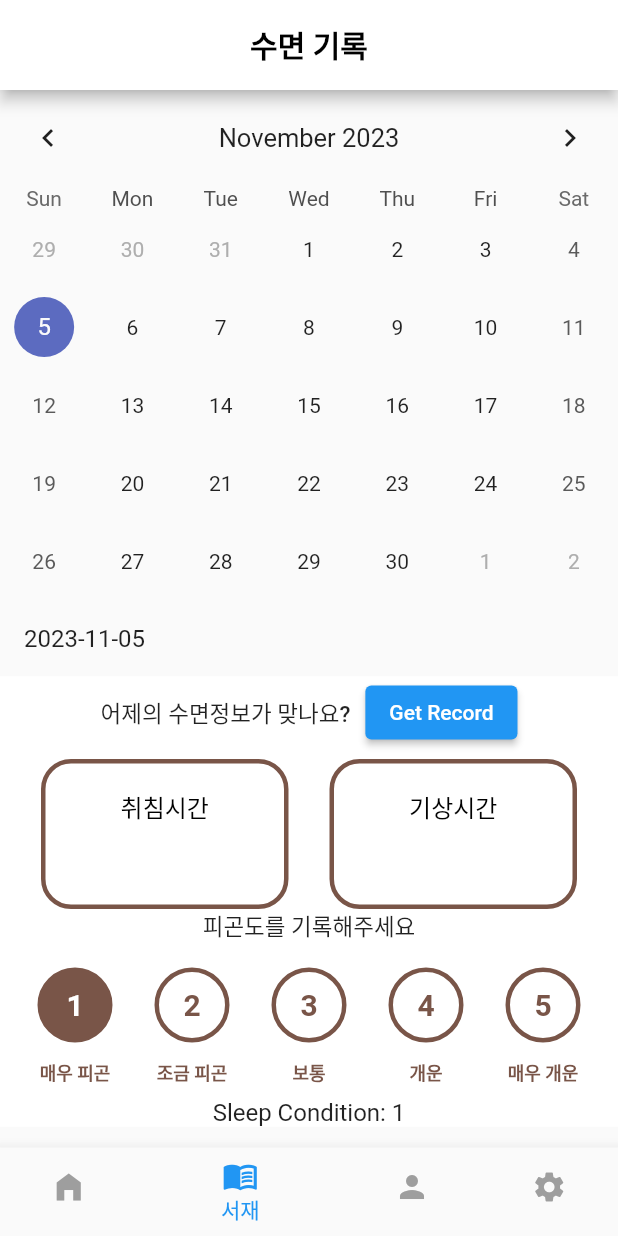
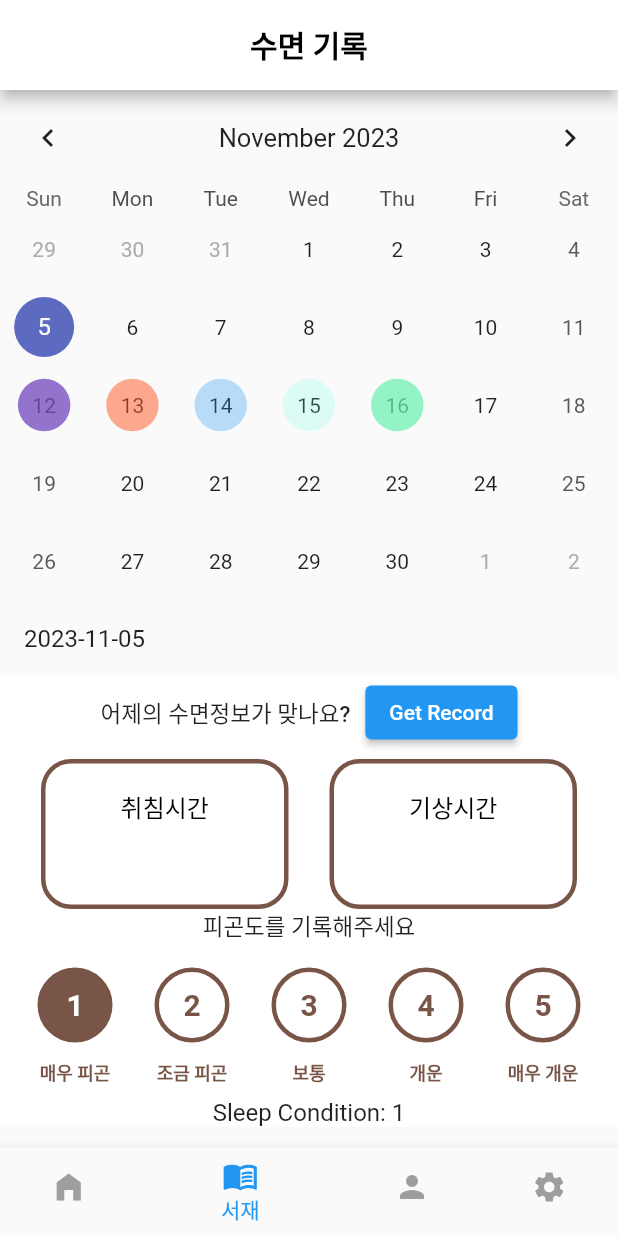
Before and after one commit to CoolCoolCoffee/CoolCoolCoffee, a Flutter app: the screen it shows after launch, item 2 of the bottom bar chosen, on a phone screen of 412 x 824 dp. Run offline on Flutter 3.47's test engine with Material 2 defaults, Android fonts, the phone set to English and light mode, and no system bars; drawn by our look-alikes of table_calendar; our stand-ins replace cloud_firestore, firebase_core, image_picker, timezone; missing offline and left inert: floating_action_bubble, flutter_health_connect, google_mlkit_text_recognition; accounts and stored records are empty.

Commit message:
달력에 피곤도 표시

```diff
--- a/CoolCoolCoffee_FrontEnd/lib/page/sleep/calendar.dart
+++ b/CoolCoolCoffee_FrontEnd/lib/page/sleep/calendar.dart
@@ -1,5 +1,11 @@
 import 'package:flutter/material.dart';
 import 'package:table_calendar/table_calendar.dart';
+
+class Event {
+  final DateTime date;
+  final int index;
+  Event({required this.date, required this.index});
+}
 
 class CalendarWidget extends StatefulWidget {
   const CalendarWidget({Key? key}) : super(key: key);
@@ -11,6 +17,18 @@ class CalendarWidget extends StatefulWidget {
 class _CalendarWidgetState extends State<CalendarWidget> {
   DateTime _focusedDay = DateTime.now();
   DateTime? _selectedDay;
+  Map<DateTime, int> dateColors = {};
+
+  @override
+  void initState() {
+    super.initState();
+    // Add specific dates to display markers
+    dateColors[DateTime.utc(2023, 11, 12)] = 1;
+    dateColors[DateTime.utc(2023, 11, 13)] = 2;
+    dateColors[DateTime.utc(2023, 11, 14)] = 3;
+    dateColors[DateTime.utc(2023, 11, 15)] = 4;
+    dateColors[DateTime.utc(2023, 11, 16)] = 5;
+  }
 
   @override
   Widget build(BuildContext context) {
@@ -43,6 +61,21 @@ class _CalendarWidgetState extends State<CalendarWidget> {
             titleCentered: true,
             formatButtonVisible: false, // 선택 버튼 숨기기
           ),
+          calendarBuilders: CalendarBuilders(
+            markerBuilder: (context, date, events) {
+              if (dateColors.containsKey(date)) {
+                return Container(
+                  width: 35,
+                  decoration: BoxDecoration(
+                    color: _getColorFromIndex(dateColors[date]!),
+                    shape: BoxShape.circle,
+                  ),
+                );
+              } else {
+                return null;
+              }
+            },
+          ),
         ),
         Padding(
           padding: const EdgeInsets.all(16.0),
@@ -54,4 +87,21 @@ class _CalendarWidgetState extends State<CalendarWidget> {
       ],
     );
   }
+
+  Color _getColorFromIndex(int index) {
+    switch (index) {
+      case 1: // 매우 피곤
+        return Colors.deepPurple.withOpacity(0.7);
+      case 2: // 조금 피곤
+        return Colors.deepOrange.withOpacity(0.5);
+      case 3: // 보통
+        return Colors.blue.withOpacity(0.3);
+      case 4: // 개운
+        return Colors.tealAccent.withOpacity(0.2);
+      case 5: // 매우 개운
+        return Colors.greenAccent.withOpacity(0.7);
+      default:
+        return Colors.transparent;
+    }
+  }
 }
```
